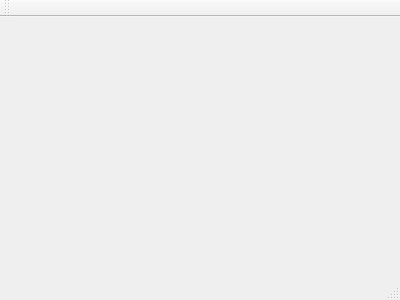
Before: the Qt Designer form Matheus Vieira/Sender/mainwindow.ui in Rodrigo-P/Tarefas, drawn with Qt 5.
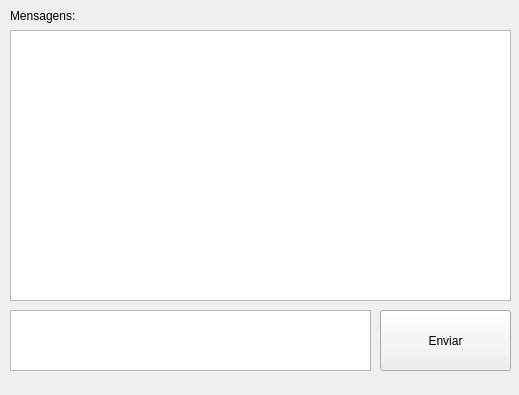
After: the same form once the commit is applied.

```diff
--- a/Matheus Vieira/Sender/mainwindow.ui
+++ b/Matheus Vieira/Sender/mainwindow.ui
@@ -1,24 +1,77 @@
 <ui version="4.0">
  <class>MainWindow</class>
- <widget class="QMainWindow" name="MainWindow" >
-  <property name="geometry" >
+ <widget class="QMainWindow" name="MainWindow">
+  <property name="geometry">
    <rect>
     <x>0</x>
     <y>0</y>
-    <width>400</width>
-    <height>300</height>
+    <width>519</width>
+    <height>395</height>
    </rect>
   </property>
   <property name="windowTitle" >
    <string>MainWindow</string>
   </property>
-  <widget class="QMenuBar" name="menuBar" />
-  <widget class="QToolBar" name="mainToolBar" />
-  <widget class="QWidget" name="centralWidget" />
-  <widget class="QStatusBar" name="statusBar" />
+  <widget class="QWidget" name="centralWidget">
+   <widget class="QLabel" name="label">
+    <property name="geometry">
+     <rect>
+      <x>10</x>
+      <y>0</y>
+      <width>101</width>
+      <height>31</height>
+     </rect>
+    </property>
+    <property name="text">
+     <string>Mensagens:</string>
+    </property>
+   </widget>
+   <widget class="QListWidget" name="listWidget">
+    <property name="geometry">
+     <rect>
+      <x>10</x>
+      <y>30</y>
+      <width>501</width>
+      <height>271</height>
+     </rect>
+    </property>
+   </widget>
+   <widget class="QPushButton" name="pushButton">
+    <property name="geometry">
+     <rect>
+      <x>380</x>
+      <y>310</y>
+      <width>131</width>
+      <height>61</height>
+     </rect>
+    </property>
+    <property name="text">
+     <string>Enviar</string>
+    </property>
+   </widget>
+   <widget class="QTextEdit" name="textEdit">
+    <property name="geometry">
+     <rect>
+      <x>10</x>
+      <y>310</y>
+      <width>361</width>
+      <height>61</height>
+     </rect>
+    </property>
+   </widget>
+  </widget>
+  <widget class="QMenuBar" name="menuBar">
+   <property name="geometry">
+    <rect>
+     <x>0</x>
+     <y>0</y>
+     <width>519</width>
+     <height>22</height>
+    </rect>
+   </property>
+  </widget>
  </widget>
- <layoutDefault spacing="6" margin="11" />
- <pixmapfunction></pixmapfunction>
+ <layoutdefault spacing="6" margin="11"/>
  <resources/>
  <connections/>
 </ui>
```
Left out of the diff: 3 changed lines with no effect on the pictures.
